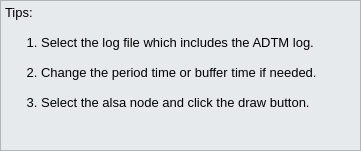
This is ui/ui_guide.ui in kainan-tek/ADTM_Tool as Qt 5 draws it before an edit. The edited form follows.
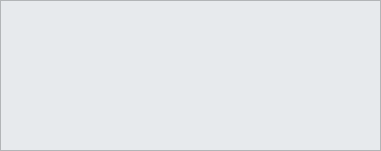
This is the edited form.

```diff
--- a/ui/ui_guide.ui
+++ b/ui/ui_guide.ui
@@ -6,7 +6,7 @@
    <rect>
     <x>0</x>
     <y>0</y>
-    <width>361</width>
+    <width>381</width>
     <height>151</height>
    </rect>
   </property>
@@ -16,6 +16,23 @@
     <verstretch>0</verstretch>
    </sizepolicy>
   </property>
+  <property name="minimumSize">
+   <size>
+    <width>381</width>
+    <height>151</height>
+   </size>
+  </property>
+  <property name="maximumSize">
+   <size>
+    <width>381</width>
+    <height>151</height>
+   </size>
+  </property>
+  <property name="font">
+   <font>
+    <pointsize>10</pointsize>
+   </font>
+  </property>
   <property name="windowTitle">
    <string>User Guide</string>
   </property>
@@ -24,7 +41,7 @@
     <rect>
      <x>0</x>
      <y>0</y>
-     <width>361</width>
+     <width>381</width>
      <height>151</height>
     </rect>
    </property>
@@ -34,26 +51,17 @@
      <verstretch>0</verstretch>
     </sizepolicy>
    </property>
+   <property name="font">
+    <font>
+     <pointsize>10</pointsize>
+    </font>
+   </property>
    <property name="styleSheet">
     <string notr="true">background-color: rgb(231, 234, 237);</string>
    </property>
    <property name="readOnly">
     <bool>true</bool>
    </property>
-   <property name="html">
-    <string>&lt;!DOCTYPE HTML PUBLIC &quot;-//W3C//DTD HTML 4.0//EN&quot; &quot;http://www.w3.org/TR/REC-html40/strict.dtd&quot;&gt;
-&lt;html&gt;&lt;head&gt;&lt;meta name=&quot;qrichtext&quot; content=&quot;1&quot; /&gt;&lt;meta charset=&quot;utf-8&quot; /&gt;&lt;style type=&quot;text/css&quot;&gt;
-p, li { white-space: pre-wrap; }
-hr { height: 1px; border-width: 0; }
-&lt;/style&gt;&lt;/head&gt;&lt;body style=&quot; font-family:'Microsoft YaHei UI'; font-size:9pt; font-weight:400; font-style:normal;&quot;&gt;
-&lt;p style=&quot; margin-top:0px; margin-bottom:0px; margin-left:0px; margin-right:0px; -qt-block-indent:0; text-indent:0px;&quot;&gt;&lt;span style=&quot; font-size:10pt;&quot;&gt;Tips:&lt;/span&gt;&lt;/p&gt;
-&lt;p style=&quot;-qt-paragraph-type:empty; margin-top:0px; margin-bottom:0px; margin-left:0px; margin-right:0px; -qt-block-indent:0; text-indent:0px; font-size:10pt;&quot;&gt;&lt;br /&gt;&lt;/p&gt;
-&lt;p style=&quot; margin-top:0px; margin-bottom:0px; margin-left:0px; margin-right:0px; -qt-block-indent:0; text-indent:0px;&quot;&gt;&lt;span style=&quot; font-size:10pt;&quot;&gt;      1. Select the log file which includes the ADTM log.&lt;/span&gt;&lt;/p&gt;
-&lt;p style=&quot;-qt-paragraph-type:empty; margin-top:0px; margin-bottom:0px; margin-left:0px; margin-right:0px; -qt-block-indent:0; text-indent:0px; font-size:10pt;&quot;&gt;&lt;br /&gt;&lt;/p&gt;
-&lt;p style=&quot; margin-top:0px; margin-bottom:0px; margin-left:0px; margin-right:0px; -qt-block-indent:0; text-indent:0px;&quot;&gt;&lt;span style=&quot; font-size:10pt;&quot;&gt;      2. Change the period time or buffer time if needed.&lt;/span&gt;&lt;/p&gt;
-&lt;p style=&quot;-qt-paragraph-type:empty; margin-top:0px; margin-bottom:0px; margin-left:0px; margin-right:0px; -qt-block-indent:0; text-indent:0px; font-size:10pt;&quot;&gt;&lt;br /&gt;&lt;/p&gt;
-&lt;p style=&quot; margin-top:0px; margin-bottom:0px; margin-left:0px; margin-right:0px; -qt-block-indent:0; text-indent:0px;&quot;&gt;&lt;span style=&quot; font-size:10pt;&quot;&gt;      3. Select the alsa node and click the draw button.&lt;/span&gt;&lt;/p&gt;&lt;/body&gt;&lt;/html&gt;</string>
-   </property>
   </widget>
  </widget>
  <resources/>
```
Left out of the diff: 2 changed lines with no effect on the pictures.
